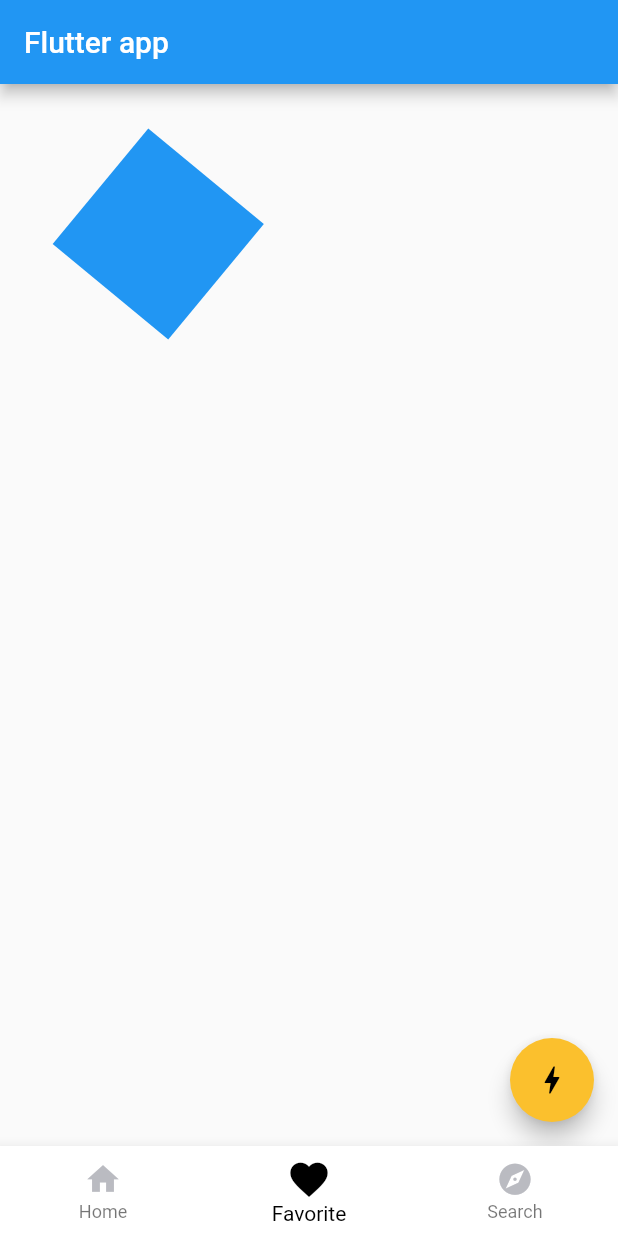
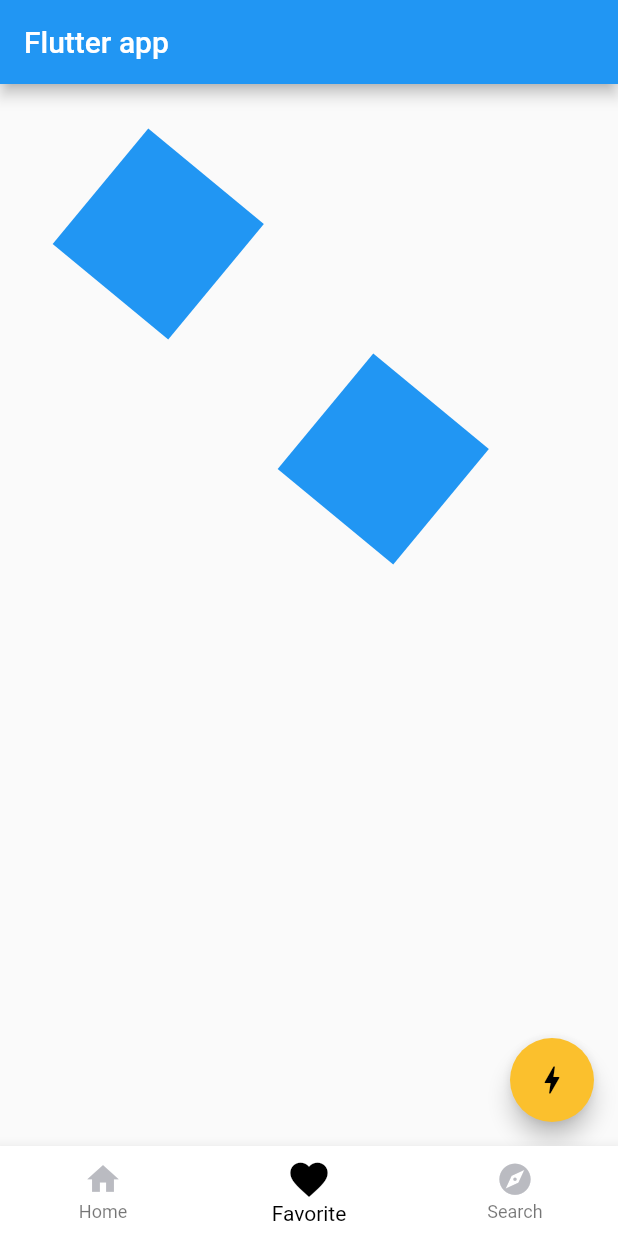
Before and after one commit to Taiyou3014/spajam2023, a Flutter app: the screen it shows after launch, item 2 of the bottom bar chosen, on a phone screen of 412 x 824 dp. Run offline on Flutter 3.47's test engine with Material 2 defaults, Android fonts, the phone set to English and light mode, and no system bars.

Commit message:
[fix] I put Second widget float_animation

```diff
--- a/lib/float_animation.dart
+++ b/lib/float_animation.dart
@@ -15,9 +15,6 @@ class _MyHomePageState extends State<MyHomePage>
   late Tween<double> rotateTween; // <<< 2つ目のアニメーションのTween
   late Animation<double> rotateAnimation; // <<< 2つ目のアニメーション
   late Animation<double> positionedAnimation;
-
-  var x = 0;
-  var y = 0;
 
   @override
   void initState() {
@@ -64,7 +61,17 @@ class _MyHomePageState extends State<MyHomePage>
                   angle: rotateAnimation.value, // <<< 回転のアニメーション変化を適用
                   child: Container(height: 100, width: 100, color: Colors.blue),
                 ),
-              )
+              ),
+              Positioned(
+                top: 200.0,
+                left: 200.0 + positionedAnimation.value,
+                width: 100.0,
+                height: 100.0,
+                child: Transform.rotate(
+                  angle: rotateAnimation.value, // <<< 回転のアニメーション変化を適用
+                  child: Container(height: 100, width: 100, color: Colors.blue),
+                ),
+              ),
             ],
           );
         },
```
